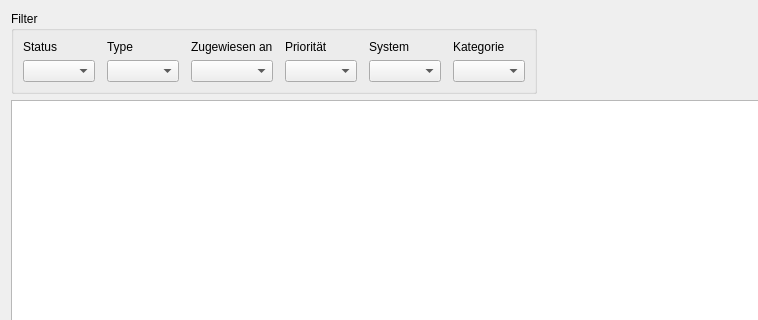
The window that TicketsWidget.ui (ghannami/TicketSystem) describes before a commit, drawn with Qt 5; both pictures show x 0 to 758 and y 0 to 320 of the 1193 by 713 pixel window.
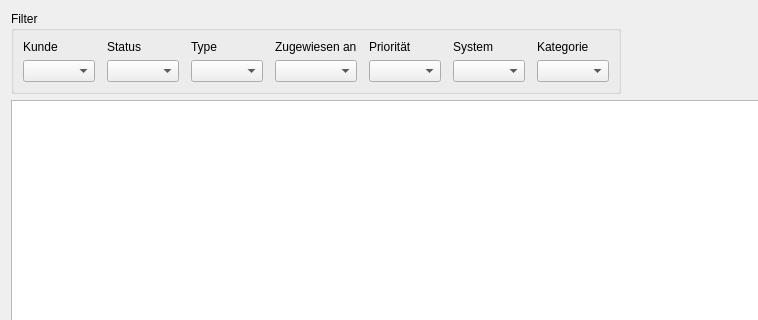
The same window after the commit.

Commit message: Added customer to ticket table.

Patch:
```diff
--- a/TicketsWidget.ui
+++ b/TicketsWidget.ui
@@ -25,65 +25,75 @@
         <property name="horizontalSpacing">
          <number>12</number>
         </property>
-        <item row="0" column="3">
-         <widget class="QLabel" name="label_3">
-          <property name="text">
-           <string>Priorität</string>
-          </property>
-         </widget>
+        <item row="1" column="3">
+         <widget class="QComboBox" name="toUserBox"/>
+        </item>
+        <item row="1" column="5">
+         <widget class="QComboBox" name="systemBox"/>
         </item>
         <item row="0" column="2">
-         <widget class="QLabel" name="label_2">
+         <widget class="QLabel" name="label_4">
           <property name="text">
-           <string>Zugewiesen an</string>
+           <string>Type</string>
           </property>
          </widget>
         </item>
         <item row="1" column="2">
-         <widget class="QComboBox" name="toUserBox"/>
-        </item>
-        <item row="1" column="3">
-         <widget class="QComboBox" name="priorityBox"/>
-        </item>
-        <item row="1" column="1">
          <widget class="QComboBox" name="typeBox"/>
         </item>
         <item row="0" column="1">
-         <widget class="QLabel" name="label_4">
-          <property name="text">
-           <string>Type</string>
-          </property>
-         </widget>
-        </item>
-        <item row="0" column="5">
-         <widget class="QLabel" name="label_5">
-          <property name="text">
-           <string>Kategorie</string>
-          </property>
-         </widget>
-        </item>
-        <item row="1" column="0">
-         <widget class="QComboBox" name="stateBox"/>
-        </item>
-        <item row="1" column="5">
-         <widget class="QComboBox" name="unitCategorieBox"/>
-        </item>
-        <item row="0" column="0">
          <widget class="QLabel" name="label">
           <property name="text">
            <string>Status</string>
           </property>
          </widget>
         </item>
-        <item row="0" column="4">
+        <item row="1" column="6">
+         <widget class="QComboBox" name="unitCategorieBox"/>
+        </item>
+        <item row="1" column="1">
+         <widget class="QComboBox" name="stateBox"/>
+        </item>
+        <item row="0" column="6">
+         <widget class="QLabel" name="label_5">
+          <property name="text">
+           <string>Kategorie</string>
+          </property>
+         </widget>
+        </item>
+        <item row="0" column="5">
          <widget class="QLabel" name="label_6">
           <property name="text">
            <string>System</string>
           </property>
          </widget>
         </item>
+        <item row="0" column="3">
+         <widget class="QLabel" name="label_2">
+          <property name="text">
+           <string>Zugewiesen an</string>
+          </property>
+         </widget>
+        </item>
         <item row="1" column="4">
-         <widget class="QComboBox" name="systemBox"/>
+         <widget class="QComboBox" name="priorityBox"/>
+        </item>
+        <item row="0" column="4">
+         <widget class="QLabel" name="label_3">
+          <property name="text">
+           <string>Priorität</string>
+          </property>
+         </widget>
+        </item>
+        <item row="0" column="0">
+         <widget class="QLabel" name="label_7">
+          <property name="text">
+           <string>Kunde</string>
+          </property>
+         </widget>
+        </item>
+        <item row="1" column="0">
+         <widget class="QComboBox" name="customerBox"/>
         </item>
        </layout>
       </widget>
```
The commit also changes 26 other files.
